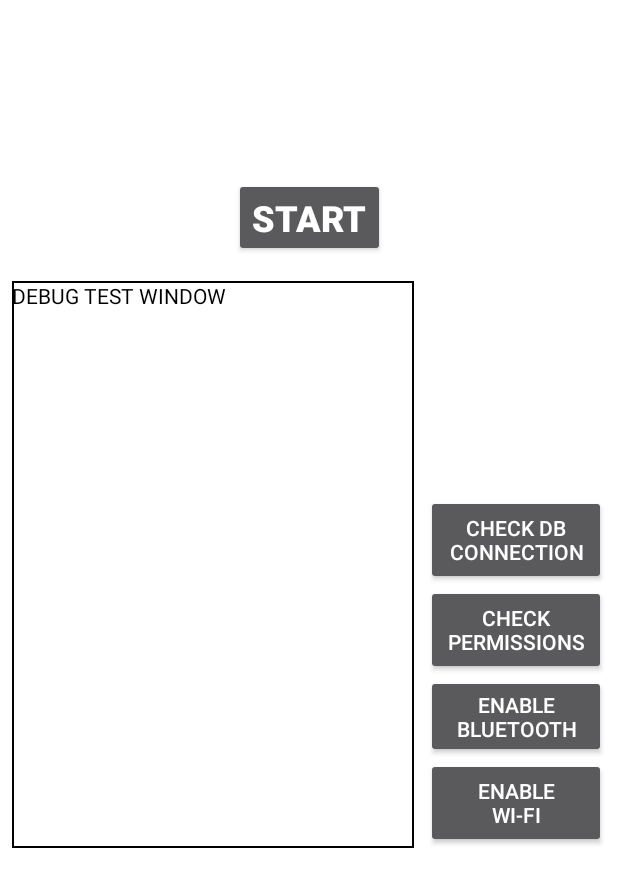
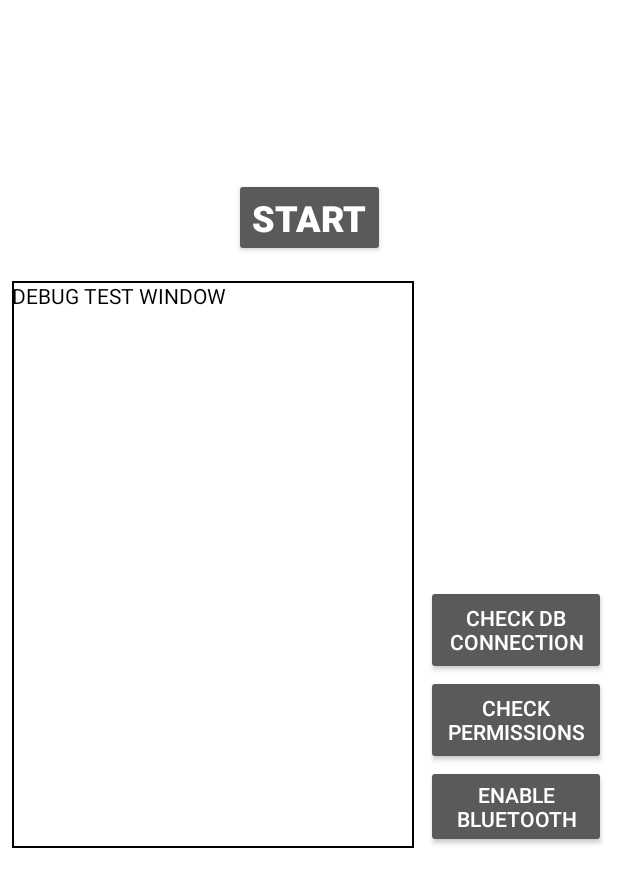
Before and after one commit to ZuzannaDomaracka2/IndoorLocalizationSystem, an Android app: the screen it shows after launch (MainActivity), on a phone screen of 412 x 824 dp, the part 364-1236 px from its top. Run offline under Robolectric (Android 15) with nearby library versions, the phone set to English and light mode, and no system bars.

Commit message:
Removed the ENABLE WI-FI button - API 29+ apps can not enable/disable Wi-Fi

```diff
--- a/app/src/main/java/com/pracowniatmib/indoorlocalizationsystem/MainActivity.java
+++ b/app/src/main/java/com/pracowniatmib/indoorlocalizationsystem/MainActivity.java
@@ -18,7 +18,6 @@ public class MainActivity extends AppCompatActivity {
     Button buttonCheckDbConnection;
     Button buttonCheckPermissions;
     Button buttonEnableBt;
-    Button buttonEnableWiFi;
     WifiManager wifiManager;
 
     @Override
@@ -31,9 +30,7 @@ public class MainActivity extends AppCompatActivity {
         buttonCheckDbConnection = findViewById(R.id.buttonCheckDbConnMenu);
         buttonCheckPermissions = findViewById(R.id.buttonCheckPermissionsMenu);
         buttonEnableBt = findViewById(R.id.buttonEnableBtMenu);
-        buttonEnableWiFi = findViewById(R.id.buttonEnableWiFiMenu);
         wifiManager = (WifiManager) getApplicationContext().getSystemService(Context.WIFI_SERVICE);
-
 
         buttonStart.setOnClickListener(new View.OnClickListener() {
             @Override
@@ -53,8 +50,8 @@ public class MainActivity extends AppCompatActivity {
                 Toast.makeText(MainActivity.this, "CHECK PERMISSIONS BUTTON CLICKED!", Toast.LENGTH_SHORT).show();
             }
         });
+
         buttonEnableBt.setOnClickListener(new View.OnClickListener() {
-            @SuppressLint("SetTextI18n")
             @Override
             public void onClick(View view) {
                 BluetoothAdapter mBluetoothAdapter = BluetoothAdapter.getDefaultAdapter();
@@ -70,26 +67,5 @@ public class MainActivity extends AppCompatActivity {
 
             }
         });
-
-        buttonEnableWiFi.setOnClickListener(new View.OnClickListener() {
-            @SuppressLint("SetTextI18n")
-            @Override
-            public void onClick(View view) {
-              if (wifiManager.isWifiEnabled())
-                {
-                buttonEnableWiFi.setText("Turn WIFI ON");
-                Toast.makeText(MainActivity.this, "WI-FI IS ENABLED!", Toast.LENGTH_SHORT).show();
-                wifiManager.setWifiEnabled(false);
-                }
-              else if (!wifiManager.isWifiEnabled())
-              {
-                  buttonEnableWiFi.setText("Turn WIFI OFF");
-                  Toast.makeText(MainActivity.this, "WI-FI IS DISABLED!", Toast.LENGTH_SHORT).show();
-                  wifiManager.setWifiEnabled(true);
-              }
-
-            }
-        });
-
     }
 }
--- a/app/src/main/res/layout/activity_main.xml
+++ b/app/src/main/res/layout/activity_main.xml
@@ -103,15 +103,6 @@
         android:layout_height="wrap_content"
         android:layout_marginEnd="8dp"
         android:text="@string/enable_bluetooth"
-        app:layout_constraintBottom_toTopOf="@+id/buttonEnableWiFiMenu"
-        app:layout_constraintEnd_toEndOf="parent" />
-
-    <Button
-        android:id="@+id/buttonEnableWiFiMenu"
-        android:layout_width="120dp"
-        android:layout_height="60dp"
-        android:layout_marginEnd="8dp"
-        android:text="@string/enable_wi_fi"
         app:layout_constraintBottom_toBottomOf="@+id/textDebugMenu"
         app:layout_constraintEnd_toEndOf="parent" />
 
```
